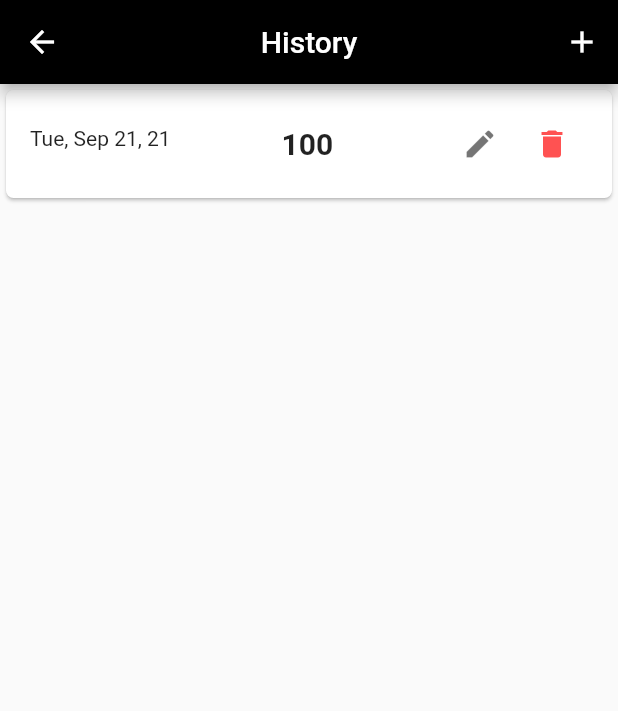
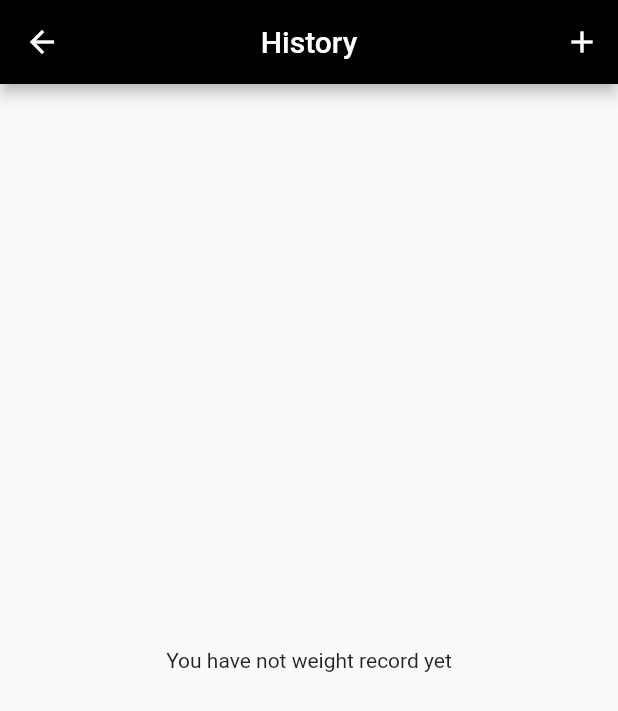
Before and after one commit to kahveciogluo/weigth_tracker_getx_package, a Flutter app: the HistoryScreen screen opened directly, after a tap on the "add" icon, after a tap on the "delete" icon, on a phone screen of 412 x 824 dp. Shown: the top 711 px of the screen. Run offline on Flutter 3.47's test engine with Material 2 defaults, Android fonts, the phone set to English and light mode, and no system bars; our stand-ins replace animated_bottom_navigation_bar, freezed_annotation, get.

Commit message:
the changes are done.

```diff
--- a/lib/screens/history_screen.dart
+++ b/lib/screens/history_screen.dart
@@ -1,5 +1,6 @@
 import 'package:flutter/material.dart';
 import 'package:get/get.dart';
+import 'package:weight_tracker_getx_package/models/record.dart';
 import 'package:weight_tracker_getx_package/screen-models/controller.dart';
 import 'package:weight_tracker_getx_package/widgets/record_list_tile.dart';
 
@@ -15,7 +16,9 @@ class _HistoryScreenState extends State<HistoryScreen> {
 
   @override
   Widget build(BuildContext context) {
-    return Obx(() => Scaffold(
+    List<Record> records = _controller.records ;
+
+    return Obx(()=>Scaffold(
       appBar: AppBar(
         title: Text('History'),
         centerTitle: true,
@@ -27,11 +30,11 @@ class _HistoryScreenState extends State<HistoryScreen> {
           ),
         ],
       ),
-          body: _controller.records.isEmpty
+      body: records.isEmpty
           ? Center(child: Text('You have not weight record yet'))
           : ListView(
         physics: BouncingScrollPhysics(),
-                  children: _controller.records
+        children: records
             .map((record) => RecordlistTile(record: record))
             .toList(),
       ),
--- a/lib/widgets/record_list_tile.dart
+++ b/lib/widgets/record_list_tile.dart
@@ -1,10 +1,13 @@
 import 'package:flutter/material.dart';
+import 'package:get/get.dart';
 import 'package:intl/intl.dart';
 import 'package:weight_tracker_getx_package/models/record.dart';
+import 'package:weight_tracker_getx_package/screen-models/controller.dart';
 
 class RecordlistTile extends StatelessWidget {
   final Record record ;
-  const RecordlistTile({Key? key, required this.record}) : super(key: key);
+  RecordlistTile({Key? key, required this.record}) : super(key: key);
+  final Controller _controller = Get.find();
 
   @override
   Widget build(BuildContext context) {
@@ -30,7 +33,7 @@ class RecordlistTile extends StatelessWidget {
           mainAxisSize: MainAxisSize.min,
           children: [
             IconButton(icon: Icon(Icons.edit), color: Colors.black54, onPressed: (){},),
-            IconButton(icon: Icon(Icons.delete), color: Colors.redAccent, onPressed: (){},),
+            IconButton(icon: Icon(Icons.delete), color: Colors.redAccent, onPressed: (){ _controller.deleteRecord(record);}),
           ],
         );
   }
```
Lines whose indentation alone changed are shown as unchanged.
